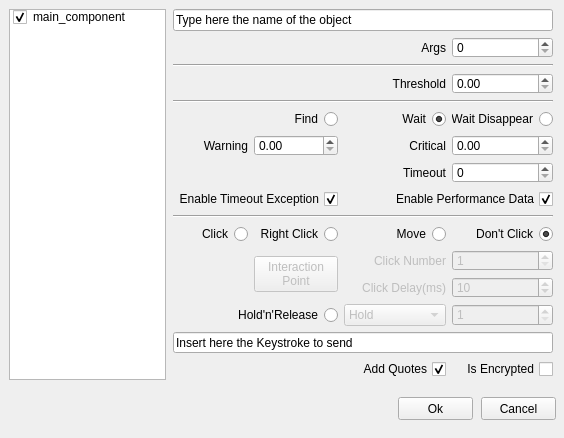
The window that alyvix/extra/robotide/qt_ui/alyvix_image_finder_properties_view.ui (alyvix/alyvix) describes before a commit, drawn with Qt 5.
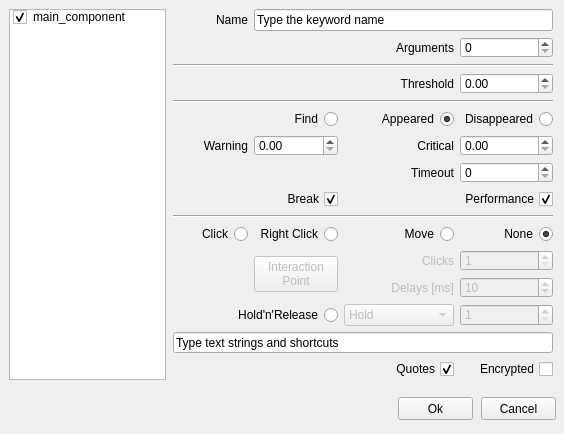
The same window after the commit.

```diff
--- a/alyvix/extra/robotide/qt_ui/alyvix_image_finder_properties_view.ui
+++ b/alyvix/extra/robotide/qt_ui/alyvix_image_finder_properties_view.ui
@@ -7,7 +7,7 @@
     <x>0</x>
     <y>0</y>
     <width>564</width>
-    <height>438</height>
+    <height>434</height>
    </rect>
   </property>
   <property name="windowTitle">
@@ -169,7 +169,7 @@
         <bool>false</bool>
        </property>
        <property name="text">
-        <string>Click Delay(ms)</string>
+        <string>Delays [ms]</string>
        </property>
        <property name="alignment">
         <set>Qt::AlignRight|Qt::AlignTrailing|Qt::AlignVCenter</set>
@@ -202,7 +202,7 @@
      <item row="14" column="0" colspan="4">
       <widget class="QLineEdit" name="inserttext">
        <property name="text">
-        <string>Insert here the Keystroke to send</string>
+        <string>Type text strings and shortcuts</string>
        </property>
       </widget>
      </item>
@@ -224,13 +224,6 @@
        </property>
       </widget>
      </item>
-     <item row="0" column="0" colspan="4">
-      <widget class="QLineEdit" name="namelineedit">
-       <property name="text">
-        <string>Type here the name of the object</string>
-       </property>
-      </widget>
-     </item>
      <item row="2" column="0" colspan="4">
       <widget class="Line" name="line_3">
        <property name="orientation">
@@ -244,7 +237,7 @@
         <enum>Qt::RightToLeft</enum>
        </property>
        <property name="text">
-        <string>Don't Click</string>
+        <string>None</string>
        </property>
        <property name="checked">
         <bool>true</bool>
@@ -260,7 +253,7 @@
         <enum>Qt::RightToLeft</enum>
        </property>
        <property name="text">
-        <string>Is Encrypted</string>
+        <string> Encrypted</string>
        </property>
        <property name="checked">
         <bool>false</bool>
@@ -273,7 +266,7 @@
         <enum>Qt::RightToLeft</enum>
        </property>
        <property name="text">
-        <string>Add Quotes</string>
+        <string>Quotes</string>
        </property>
        <property name="checked">
         <bool>true</bool>
@@ -421,7 +414,7 @@
         <bool>false</bool>
        </property>
        <property name="text">
-        <string>Click Number</string>
+        <string>Clicks</string>
        </property>
        <property name="alignment">
         <set>Qt::AlignRight|Qt::AlignTrailing|Qt::AlignVCenter</set>
@@ -434,7 +427,7 @@
         <enum>Qt::RightToLeft</enum>
        </property>
        <property name="text">
-        <string>Wait</string>
+        <string>Appeared</string>
        </property>
        <property name="checked">
         <bool>true</bool>
@@ -447,7 +440,7 @@
      <item row="1" column="2">
       <widget class="QLabel" name="labelArgs">
        <property name="text">
-        <string>Args</string>
+        <string>Arguments</string>
        </property>
        <property name="alignment">
         <set>Qt::AlignRight|Qt::AlignTrailing|Qt::AlignVCenter</set>
@@ -523,7 +516,7 @@
         <enum>Qt::RightToLeft</enum>
        </property>
        <property name="text">
-        <string>Wait Disappear</string>
+        <string>Disappeared</string>
        </property>
        <property name="checked">
         <bool>false</bool>
@@ -549,7 +542,7 @@
         <enum>Qt::RightToLeft</enum>
        </property>
        <property name="text">
-        <string>Enable Timeout Exception</string>
+        <string>Break</string>
        </property>
        <property name="checked">
         <bool>true</bool>
@@ -562,13 +555,33 @@
         <enum>Qt::RightToLeft</enum>
        </property>
        <property name="text">
-        <string>Enable Performance Data</string>
+        <string>Performance</string>
        </property>
        <property name="checked">
         <bool>true</bool>
        </property>
       </widget>
      </item>
+     <item row="0" column="1" colspan="3">
+      <widget class="QLineEdit" name="namelineedit">
+       <property name="text">
+        <string>Type the keyword name</string>
+       </property>
+      </widget>
+     </item>
+     <item row="0" column="0">
+      <widget class="QLabel" name="labelName">
+       <property name="layoutDirection">
+        <enum>Qt::LeftToRight</enum>
+       </property>
+       <property name="text">
+        <string>Name</string>
+       </property>
+       <property name="alignment">
+        <set>Qt::AlignRight|Qt::AlignTrailing|Qt::AlignVCenter</set>
+       </property>
+      </widget>
+     </item>
     </layout>
    </widget>
   </widget>
```
Left out of the diff: 496 changed lines with no effect on the pictures.
